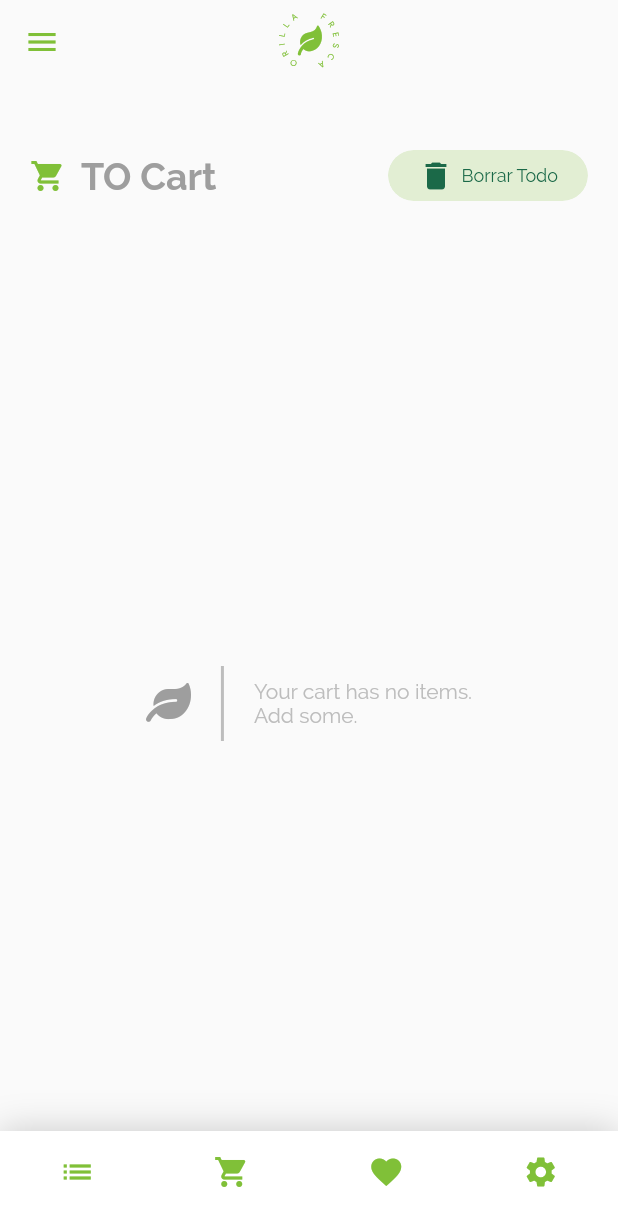
After one commit to BeckiA/Grocery-App-UI, a Flutter app: the MainScreen screen opened by its route, scrolled down 512 dp, after a tap on the "list" icon, after a tap on the "shopping cart" icon, on a phone screen of 412 x 824 dp. The commit adds this screen. Shown: the top 1226 px of the screen. Run offline on Flutter 3.47's test engine with Material 2 defaults, Android fonts, the phone set to English and light mode, and no system bars; our stand-ins replace firebase_auth, firebase_core, google_sign_in; accounts and stored records are empty.

Commit message:
Worked on add and remove from cart with nested navigation feature

```diff
--- a/lib/helpers/utils.dart
+++ b/lib/helpers/utils.dart
@@ -1,3 +1,4 @@
+import 'package:flutter/material.dart';
 import 'package:grocery_app/helpers/icon_helper.dart';
 import 'package:grocery_app/helpers/unit_enums.dart';
 import 'package:grocery_app/models/category.dart';
@@ -8,6 +9,9 @@ import '../models/onboarding_content.dart';
 import 'appcolors.dart';
 
 class Utils {
+  static GlobalKey<NavigatorState> mainListNav = GlobalKey();
+  static GlobalKey<NavigatorState> mainAppNav = GlobalKey();
+
   static List<OnboardingContent> getOnboarding() {
     return [
       OnboardingContent(
--- a/lib/main.dart
+++ b/lib/main.dart
@@ -1,7 +1,9 @@
 import 'package:flutter/material.dart';
+import 'package:grocery_app/helpers/utils.dart';
 import 'package:grocery_app/models/subcategory.dart';
 import 'package:grocery_app/screens/category_list_screen.dart';
 import 'package:grocery_app/screens/details_screen.dart';
+import 'package:grocery_app/screens/main_screen.dart';
 import 'package:grocery_app/screens/onboarding_screen.dart';
 import 'package:grocery_app/screens/selected_category_list_screen.dart';
 import 'package:grocery_app/screens/splash_screen.dart';
@@ -24,13 +26,14 @@ void main() {
       )
     ],
     child: MaterialApp(
+      navigatorKey: Utils.mainAppNav,
       theme: ThemeData(fontFamily: "Raleway"),
       debugShowCheckedModeBanner: false,
       initialRoute: '/',
       routes: {
         '/': (context) => SplashScreen(duration: 3, goToPage: WelcomeScreen()),
         '/welcomescreen': (context) => WelcomeScreen(),
-        '/categoryListScreen': (context) => CategoryListScreen(),
+        '/main_screen': (context) => MainScreen(),
         '/selectedCategoryScreen': (context) => SelectedCategoryScreen(),
         '/detailsScreen': (context) => DetailsScreen(),
         '/onboardingScreen': (context) => const OnboardingScreen(),
--- a/lib/models/cart_item.dart
+++ b/lib/models/cart_item.dart
@@ -1,7 +1,8 @@
 import 'package:grocery_app/models/category.dart';
+import 'package:grocery_app/models/subcategory.dart';
 
 class CartItem {
-  Categories catergory;
+  SubCategory catergory;
   int units;
 
   CartItem({required this.catergory, this.units = 0});
--- /dev/null
+++ b/lib/screens/main_screen.dart
@@ -0,0 +1,62 @@
+import 'package:flutter/material.dart';
+import 'package:grocery_app/models/category.dart';
+import 'package:grocery_app/models/side_menu_bar.dart';
+import 'package:grocery_app/screens/settings_screen.dart';
+import 'package:grocery_app/screens/shoppping_list_screen.dart';
+import 'package:grocery_app/services/category_selection_services.dart';
+import 'package:provider/provider.dart';
+import '../helpers/utils.dart';
+import '../widgets/category_card.dart';
+import '../widgets/category_bottom_bar.dart';
+import '../widgets/mainappbar.dart';
+import 'category_list_screen.dart';
+import 'favorites_screen.dart';
+
+class MainScreen extends StatelessWidget {
+  MainScreen({super.key});
+  List<Categories> categories = Utils.getMockedCategories();
+  @override
+  Widget build(BuildContext context) {
+    return Scaffold(
+        drawer: Drawer(
+          child: SideMenuBar(),
+        ),
+        appBar: MainAppBar(),
+        body: Container(
+          child: Stack(children: [
+            Column(crossAxisAlignment: CrossAxisAlignment.stretch, children: [
+              Expanded(
+                  child: Navigator(
+                key: Utils.mainListNav,
+                initialRoute: '/',
+                onGenerateRoute: (RouteSettings settings) {
+                  Widget page;
+                  switch (settings.name) {
+                    case '/':
+                      page = CategoryListScreen();
+                      break;
+                    case '/main_screen/favorites_screen':
+                      page = FavoritesScreen();
+                      break;
+                    case '/main_screen/shopping_list_screen':
+                      page = ShoppingListScreen();
+                      break;
+                    case '/main_screen/settings_screen':
+                      page = SettingsScreen();
+                      break;
+                    default:
+                      page = CategoryListScreen();
+                      break;
+                  }
+                  return PageRouteBuilder(
+                      pageBuilder: (_, __, ___) => page,
+                      transitionDuration: const Duration(seconds: 0));
+                },
+              )),
+            ]),
+            Positioned(
+                bottom: 0, left: 0, right: 0, child: CategoryBottomBar()),
+          ]),
+        ));
+  }
+}
--- /dev/null
+++ b/lib/screens/shoppping_list_screen.dart
@@ -0,0 +1,197 @@
+import 'package:flutter/material.dart';
+import 'package:provider/provider.dart';
+import '../helpers/appcolors.dart';
+import '../helpers/icon_helper.dart';
+import '../helpers/utils.dart';
+import '../models/cart_item.dart';
+import '../models/subcategory.dart';
+import '../services/cart_service.dart';
+import '../widgets/icon_font.dart';
+
+class ShoppingListScreen extends StatelessWidget {
+  @override
+  Widget build(BuildContext context) {
+    CartService cartService = Provider.of<CartService>(context, listen: false);
+
+    return Container(
+        padding: const EdgeInsets.all(20),
+        child: Column(children: [
+          Row(
+            children: [
+              const Icon(
+                Icons.shopping_cart,
+                color: AppColors.MAIN_COLOR,
+              ),
+              const SizedBox(width: 10),
+              const Expanded(
+                child: Text('TO Cart',
+                    style: TextStyle(
+                        color: Colors.grey,
+                        fontSize: 25,
+                        fontWeight: FontWeight.bold)),
+              ),
+              ClipRRect(
+                borderRadius: BorderRadius.circular(20),
+                child: Material(
+                  child: InkWell(
+                    onTap: () {
+                      cartService.removeAll();
+                    },
+                    child: Container(
+                        padding: const EdgeInsets.only(
+                            top: 5, bottom: 5, left: 20, right: 20),
+                        decoration: BoxDecoration(
+                            borderRadius: BorderRadius.circular(20),
+                            color: AppColors.MAIN_COLOR.withOpacity(0.2)),
+                        child: Row(
+                          children: const [
+                            Icon(Icons.delete, color: AppColors.DARK_GREEN),
+                            SizedBox(width: 5),
+                            Text('Borrar Todo',
+                                style: TextStyle(
+                                    color: AppColors.DARK_GREEN, fontSize: 12)),
+                          ],
+                        )),
+                  ),
+                ),
+              )
+            ],
+          ),
+          Expanded(child: Consumer<CartService>(
+            builder: (context, cart, child) {
+              List<Widget> cartItems = [];
+              double mainTotal = 0;
+
+              if (cart.items.isNotEmpty) {
+                // mainTotal = cart.getShoppingCartTotalPrice();
+
+                cart.items.forEach((CartItem item) {
+                  SubCategory itemSubCategory = (item.catergory as SubCategory);
+                  // double total = itemSubCategory.getTotalPrice();
+                  double total = itemSubCategory.amount * itemSubCategory.price;
+                  mainTotal += total;
+
+                  cartItems.add(Container(
+                      margin: const EdgeInsets.all(10),
+                      padding: const EdgeInsets.all(15),
+                      decoration: BoxDecoration(
+                          color: Colors.white,
+                          borderRadius: BorderRadius.circular(50),
+                          boxShadow: [
+                            BoxShadow(
+                                color: Colors.black.withOpacity(0.1),
+                                blurRadius: 10,
+                                offset: Offset.zero)
+                          ]),
+                      child: Row(
+                        mainAxisAlignment: MainAxisAlignment.center,
+                        children: [
+                          ClipOval(
+                            child: Image.asset(
+                                './assets/imgs/' +
+                                    itemSubCategory.imgName +
+                                    '.png',
+                                width: 50,
+                                height: 50,
+                                fit: BoxFit.cover),
+                          ),
+                          const SizedBox(width: 20),
+                          Expanded(
+                            child: Column(
+                              crossAxisAlignment: CrossAxisAlignment.start,
+                              children: [
+                                Text(itemSubCategory.name,
+                                    style: TextStyle(
+                                        color: itemSubCategory.color)),
+                                Text(
+                                    '${itemSubCategory.amount.toString()} ${Utils.weightUnitToString(itemSubCategory.unit)} (\$${itemSubCategory.price.toStringAsFixed(2)} per ${Utils.weightUnitToString(itemSubCategory.unit)})',
+                                    style: const TextStyle(color: Colors.grey)),
+                                Text('\$${total.toStringAsFixed(2)}',
+                                    style: TextStyle(
+                                        color: itemSubCategory.color,
+                                        fontWeight: FontWeight.bold))
+                              ],
+                            ),
+                          ),
+                          IconButton(
+                              onPressed: () {
+                                cart.remove(item);
+                              },
+                              icon: const Icon(Icons.highlight_off,
+                                  size: 30, color: AppColors.MAIN_COLOR))
+                        ],
+                      )));
+                });
+
+                return Column(
+                  crossAxisAlignment: CrossAxisAlignment.end,
+                  children: [
+                    const SizedBox(height: 20),
+                    Container(
+                      height: MediaQuery.of(context).size.height * 0.575,
+                      child: Expanded(
+                        child: ListView.builder(
+                          padding: const EdgeInsets.all(10),
+                          itemCount: cartItems.length,
+                          itemBuilder: (context, index) => cartItems[index],
+                        ),
+                      ),
+                    ),
+                    Expanded(
+                      child: Container(
+                          padding: const EdgeInsets.all(10),
+                          decoration: BoxDecoration(
+                              borderRadius: BorderRadius.circular(50)),
+                          child: Row(
+                            crossAxisAlignment: CrossAxisAlignment.center,
+                            mainAxisAlignment: MainAxisAlignment.end,
+                            children: [
+                              IconFont(
+                                  iconName: IconHelper.LOGO,
+                                  color: AppColors.MAIN_COLOR,
+                                  size: 40),
+                              const SizedBox(width: 10),
+                              Text.rich(TextSpan(children: [
+                                TextSpan(
+                                    text:
+                                        'Total: \$${mainTotal.toStringAsFixed(2)}',
+                                    style: const TextStyle(
+                                        color: AppColors.MAIN_COLOR,
+                                        fontWeight: FontWeight.bold,
+                                        fontSize: 25))
+                              ]))
+                            ],
+                          )),
+                    ),
+                  ],
+                );
+              } else {
+                return Container(
+                  alignment: Alignment.center,
+                  child: Center(
+                    child: Row(
+                      mainAxisAlignment: MainAxisAlignment.center,
+                      children: [
+                        IconFont(
+                          iconName: IconHelper.LOGO,
+                          color: Colors.grey,
+                          size: 30,
+                        ),
+                        Container(
+                          margin: const EdgeInsets.only(left: 20, right: 20),
+                          width: 2,
+                          height: 50,
+                          color: Colors.grey[400],
+                        ),
+                        Text('Your cart has no items.\nAdd some.',
+                            style: TextStyle(color: Colors.grey[400]))
+                      ],
+                    ),
+                  ),
+                );
+              }
+            },
+          ))
+        ]));
+  }
+}
--- a/lib/screens/welcome_screen.dart
+++ b/lib/screens/welcome_screen.dart
@@ -2,6 +2,7 @@
 
 import 'package:flutter/material.dart';
 import 'package:grocery_app/helpers/appcolors.dart';
+import 'package:grocery_app/screens/main_screen.dart';
 import 'package:grocery_app/screens/onboarding_screen.dart';
 import 'package:grocery_app/widgets/theme_button.dart';
 import 'package:provider/provider.dart';
@@ -83,7 +84,7 @@ class WelcomeScreen extends StatelessWidget {
                       Navigator.push(
                           context,
                           MaterialPageRoute(
-                            builder: (context) => CategoryListScreen(),
+                            builder: (context) => MainScreen(),
                           ));
                     }
                   },
--- a/lib/services/cart_service.dart
+++ b/lib/services/cart_service.dart
@@ -15,8 +15,33 @@ class CartService extends ChangeNotifier {
   }
 
   bool isSubCategoryAddedToCart(SubCategory cat) {
-    return _items.length > 0
+    return _items.isNotEmpty
         ? _items.any((CartItem item) => item.catergory.name == cat.name)
         : false;
   }
+
+  void remove(CartItem item) {
+    _items.remove(item);
+    notifyListeners();
+  }
+
+  void removeAll() {
+    _items.clear();
+    notifyListeners();
+  }
+
+  SubCategory getCategoryFromCart(SubCategory cat) {
+    SubCategory subCat = cat;
+    if (_items.isNotEmpty &&
+        _items.any((CartItem item) => item.catergory.name == cat.name)) {
+      CartItem cartItem =
+          _items.firstWhere((CartItem item) => item.catergory.name == cat.name);
+
+      if (cartItem != null) {
+        subCat = cartItem.catergory;
+      }
+    }
+
+    return subCat;
+  }
 }
--- a/lib/widgets/Category_bottom_bar.dart
+++ b/lib/widgets/Category_bottom_bar.dart
@@ -1,4 +1,5 @@
 import 'package:flutter/material.dart';
+import 'package:grocery_app/helpers/utils.dart';
 import 'package:provider/provider.dart';
 import '../helpers/appcolors.dart';
 import '../services/cart_service.dart';
@@ -13,10 +14,11 @@ class CategoryBottomBar extends StatelessWidget {
               color: Colors.black.withOpacity(0.2),
               offset: Offset.zero)
         ]),
-        height: 100,
-        padding: const EdgeInsets.only(bottom: 20),
+        height: 70,
+        padding: const EdgeInsets.only(bottom: 15),
         child: Row(
           mainAxisAlignment: MainAxisAlignment.spaceAround,
+          crossAxisAlignment: CrossAxisAlignment.center,
           children: [
             ClipOval(
               child: Material(
@@ -24,8 +26,11 @@ class CategoryBottomBar extends StatelessWidget {
                 child: IconButton(
                   splashColor: Colors.grey[100],
                   highlightColor: Colors.grey[100],
-                  icon: const Icon(Icons.favorite, color: AppColors.MAIN_COLOR),
-                  onPressed: () {},
+                  icon: const Icon(Icons.list, color: AppColors.MAIN_COLOR),
+                  onPressed: () {
+                    Utils.mainListNav.currentState!.pushReplacementNamed(
+                        '/main_screen/category_list_screen');
+                  },
                 ),
               ),
             ),
@@ -36,7 +41,10 @@ class CategoryBottomBar extends StatelessWidget {
                     child: InkWell(
                         splashColor: Colors.grey[100],
                         highlightColor: Colors.grey[100],
-                        onTap: () {},
+                        onTap: () {
+                          Utils.mainListNav.currentState!.pushReplacementNamed(
+                              '/main_screen/shopping_list_screen');
+                        },
                         child: Container(
                             padding: const EdgeInsets.all(12),
                             child: Consumer<CartService>(
@@ -68,8 +76,11 @@ class CategoryBottomBar extends StatelessWidget {
                 child: IconButton(
                   splashColor: Colors.grey[100],
                   highlightColor: Colors.grey[100],
-                  icon: const Icon(Icons.pin_drop, color: AppColors.MAIN_COLOR),
-                  onPressed: () {},
+                  icon: const Icon(Icons.favorite, color: AppColors.MAIN_COLOR),
+                  onPressed: () {
+                    Utils.mainListNav.currentState!
+                        .pushReplacementNamed('/main_screen/favorites_screen');
+                  },
                 ),
               ),
             ),
@@ -80,7 +91,10 @@ class CategoryBottomBar extends StatelessWidget {
                   splashColor: Colors.grey[100],
                   highlightColor: Colors.grey[100],
                   icon: const Icon(Icons.settings, color: AppColors.MAIN_COLOR),
-                  onPressed: () {},
+                  onPressed: () {
+                    Utils.mainListNav.currentState!
+                        .pushReplacementNamed('/main_screen/settings_screen');
+                  },
                 ),
               ),
             ),
--- a/pubspec.yaml
+++ b/pubspec.yaml
@@ -33,6 +33,7 @@ dependencies:
   firebase_auth: ^4.8.0
   google_sign_in: ^6.1.4
   provider: ^6.0.5
+  navigator: ^1.0.0
 
 dev_dependencies:
   flutter_test:
```
Also changed, not shown: lib/models/side_menu_bar.dart (+5 -3 lines), lib/screens/category_list_screen.dart (+1 -8 lines), lib/screens/favorites_screen.dart (added, +31 -0 lines), lib/screens/onboarding_screen.dart (+4 -5 lines), lib/screens/selected_category_list_screen.dart (+5 -2 lines), lib/screens/settings_screen.dart (added, +34 -0 lines), lib/widgets/mainappbar.dart (+5 -4 lines), pubspec.lock.
